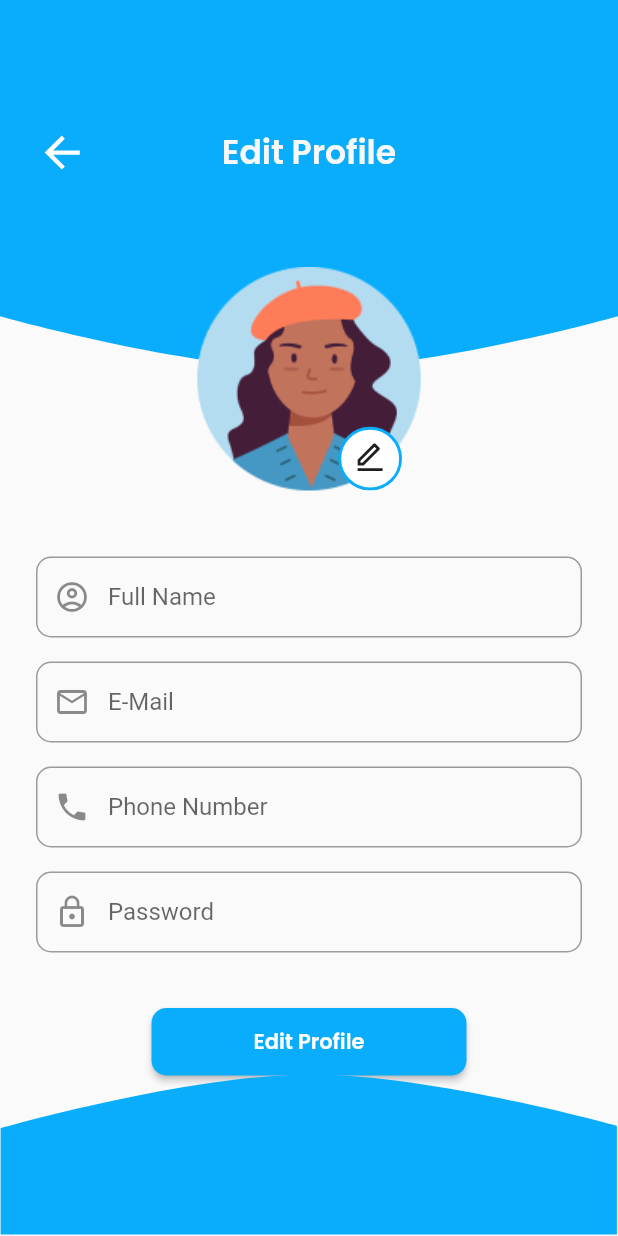
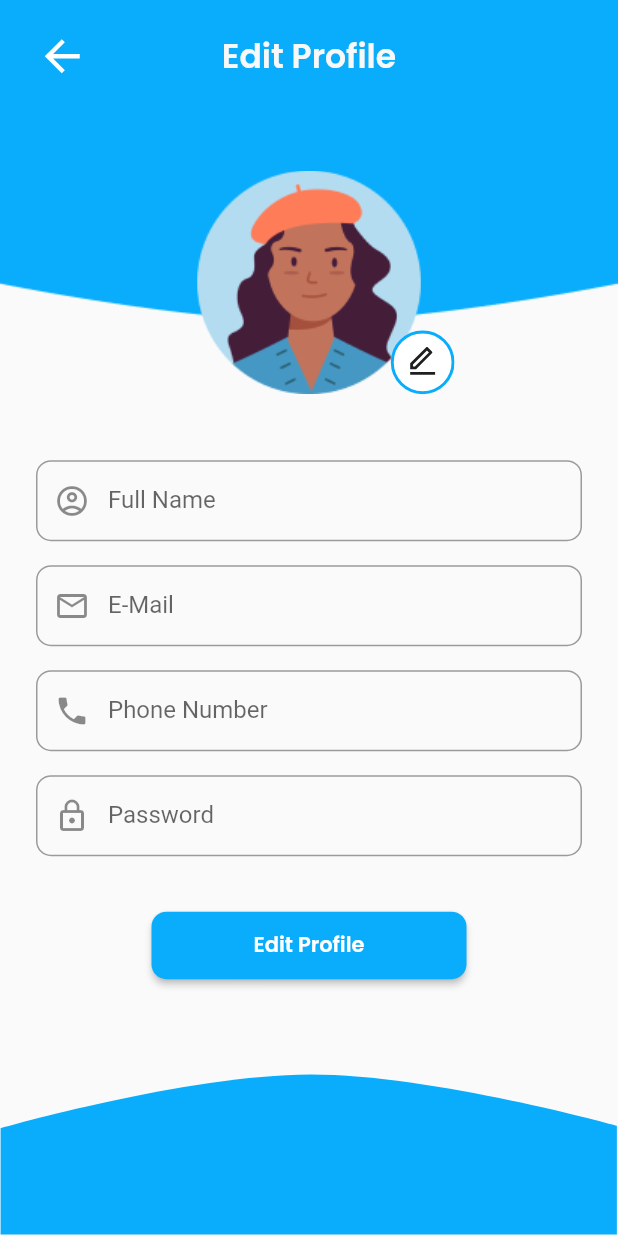
Before and after one commit to Fadzaa/flutter-weMoney-getx, a Flutter app: the EditProfile screen opened directly, on a phone screen of 412 x 824 dp. Run offline on Flutter 3.47's test engine with Material 2 defaults, Android fonts, the phone set to English and light mode, and no system bars; our stand-ins replace flutter_svg, get, google_fonts, introduction_screen.

Commit message:
[DNA] fix edit profile

```diff
--- a/lib/app/features/edit_profile/edit_profile_view.dart
+++ b/lib/app/features/edit_profile/edit_profile_view.dart
@@ -7,13 +7,28 @@ class EditProfile extends StatelessWidget {
 
   @override
   Widget build(BuildContext context) {
+    double width = MediaQuery.of(context).size.width;
+    double height = MediaQuery.of(context).size.height;
+
     return Scaffold(
       resizeToAvoidBottomInset: false,
       body: Stack(
         children: [
-          SvgPicture.asset("assets/atas.svg", width: MediaQuery.of(context).size.width,),
+          Image.asset(
+            "assets/atas1.png",
+            height: height * 0.26,
+            width: width,
+            fit: BoxFit.fill,
+            ),
+
+          Positioned(
+            bottom: 0,
+            child: SvgPicture.asset("assets/bawah.svg",
+              width: MediaQuery.of(context).size.width,
+            ),
+          ),
           Padding(
-            padding: const EdgeInsets.only(top: 84.22, left: 24, right: 24),
+            padding: const EdgeInsets.only(top: 20, left: 24, right: 24),
             child: Column(
               crossAxisAlignment: CrossAxisAlignment.start,
               children: [
@@ -68,7 +83,7 @@ class EditProfile extends StatelessWidget {
                         ),
                         Positioned(
                           bottom: 0,
-                          right: 120,
+                          right: 85,
                           child: InkWell( onTap: () {
 
                           },
@@ -151,6 +166,7 @@ class EditProfile extends StatelessWidget {
                           width: double.infinity,
                           height: 54,
                           child: TextField(
+                            obscureText: true,
                             decoration: InputDecoration(
                               border: OutlineInputBorder(
                                   borderRadius: BorderRadius.circular(10)
@@ -194,12 +210,7 @@ class EditProfile extends StatelessWidget {
               ],
             ),
           ),
-          Positioned(
-            bottom: 0,
-            child: SvgPicture.asset("assets/bawah.svg",
-              width: MediaQuery.of(context).size.width,
-            ),
-          )
+
         ],
       ),
     );
--- a/lib/app/initial_pages/login_screen/login_screen_view.dart
+++ b/lib/app/initial_pages/login_screen/login_screen_view.dart
@@ -33,7 +33,7 @@ class LoginScreenView extends GetView<SplashScreenController> {
                   ),
                 ),
 
-                Image.asset("assets/logo_app.png"),
+                Image.asset("assets/icon-wallet.png"),
 
                 Container(
 
--- a/lib/common/routes/app_routes.dart
+++ b/lib/common/routes/app_routes.dart
@@ -12,6 +12,7 @@ abstract class Routes {
   static const LIST_TRANSACTION = _Paths.LIST_TRANSACTION ;
   static const ADD_CASH_BALANCE = _Paths.ADD_CASH_BALANCE ;
   static const ADD_NEW_ACCOUNT = _Paths.ADD_NEW_ACCOUNT ;
+  static const EDIT_PROFILE = _Paths.EDIT_PROFILE ;
 }
 
 abstract class _Paths {
@@ -26,5 +27,6 @@ abstract class _Paths {
   static const LIST_TRANSACTION  = '/list-transaction';
   static const ADD_CASH_BALANCE  = '/add-cash-balance';
   static const ADD_NEW_ACCOUNT  = '/add-new-account';
+  static const EDIT_PROFILE  = '/edit-profile';
 
 }
--- a/lib/main.dart
+++ b/lib/main.dart
@@ -2,6 +2,8 @@ import 'package:flutter/material.dart';
 import 'package:get/route_manager.dart';
 import 'package:we_money_getx/app/index.dart';
 import 'package:we_money_getx/common/routes/app_pages.dart';
+
+import 'app/profile_screen/profile_screen_view.dart';
 
 void main() {
   runApp(const MyApp());
```
Also changed, not shown: lib/common/routes/app_pages.dart (+7 -1 lines), assets/atas1.png (added), assets/icon-wallet.png (added).
